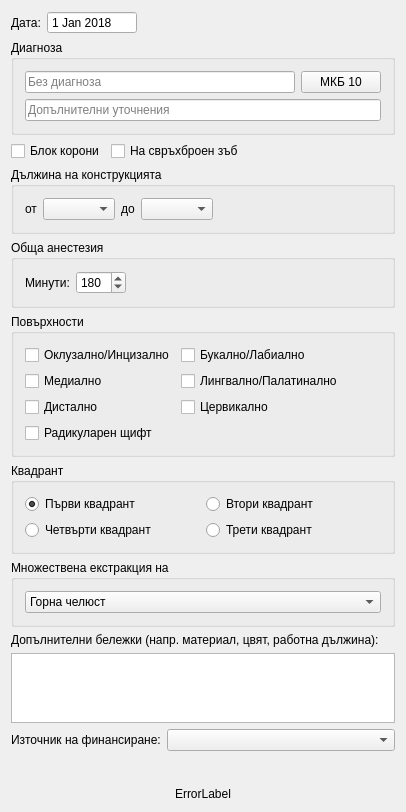
Before: the Qt Designer form src/View/SubWidgets/ProcedureInput.ui in thefinalcutbg/DinoDent, drawn with Qt 5.
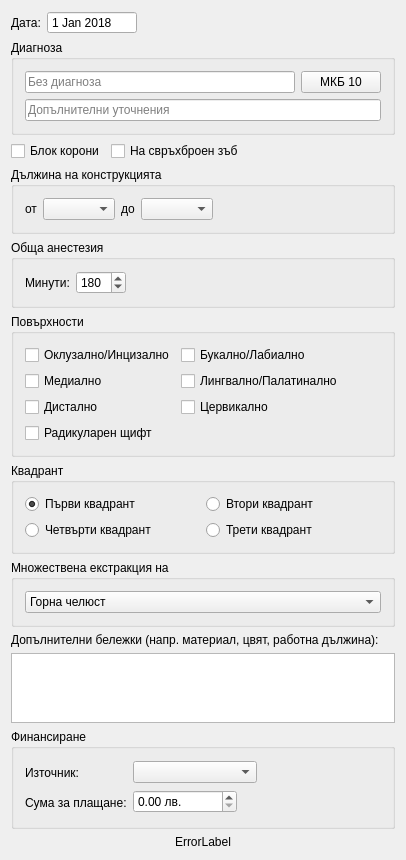
After: the same form once the commit is applied. Custom widgets are drawn as their Qt base class.

Commit message: implemented price list

Diff of the .ui file:
```diff
--- a/src/View/SubWidgets/ProcedureInput.ui
+++ b/src/View/SubWidgets/ProcedureInput.ui
@@ -7,7 +7,7 @@
     <x>0</x>
     <y>0</y>
     <width>406</width>
-    <height>786</height>
+    <height>815</height>
    </rect>
   </property>
   <property name="sizePolicy">
@@ -500,17 +500,39 @@
     </widget>
    </item>
    <item>
-    <layout class="QHBoxLayout" name="horizontalLayout_7">
-     <property name="bottomMargin">
-      <number>30</number>
+    <widget class="QGroupBox" name="priceGroup">
+     <property name="minimumSize">
+      <size>
+       <width>0</width>
+       <height>100</height>
+      </size>
      </property>
+     <property name="title">
+      <string>Финансиране</string>
+     </property>
+     <layout class="QHBoxLayout" name="horizontalLayout_11">
+      <item>
+       <layout class="QVBoxLayout" name="verticalLayout_9">
      <item>
       <widget class="QLabel" name="label_5">
        <property name="text">
-        <string>Източник на финансиране:</string>
+           <string>Източник:</string>
        </property>
       </widget>
      </item>
+        <item>
+         <widget class="QLabel" name="label_2">
+          <property name="text">
+           <string>Сума за плащане:</string>
+          </property>
+         </widget>
+        </item>
+       </layout>
+      </item>
+      <item>
+       <layout class="QVBoxLayout" name="verticalLayout_7">
+        <item>
+         <layout class="QHBoxLayout" name="horizontalLayout_7">
      <item>
       <widget class="QComboBox" name="financingCombo">
        <property name="sizePolicy">
@@ -519,9 +541,57 @@
          <verstretch>0</verstretch>
         </sizepolicy>
        </property>
-      </widget>
-     </item>
-    </layout>
+            <property name="sizeAdjustPolicy">
+             <enum>QComboBox::SizeAdjustPolicy::AdjustToContents</enum>
+            </property>
+           </widget>
+          </item>
+          <item>
+           <spacer name="horizontalSpacer_7">
+            <property name="orientation">
+             <enum>Qt::Orientation::Horizontal</enum>
+            </property>
+            <property name="sizeHint" stdset="0">
+             <size>
+              <width>40</width>
+              <height>20</height>
+             </size>
+            </property>
+           </spacer>
+          </item>
+         </layout>
+        </item>
+        <item>
+         <layout class="QHBoxLayout" name="horizontalLayout_10">
+          <item>
+           <widget class="QDoubleSpinBox" name="priceSpin">
+            <property name="suffix">
+             <string> лв.</string>
+            </property>
+            <property name="maximum">
+             <double>100000.000000000000000</double>
+            </property>
+           </widget>
+          </item>
+          <item>
+           <spacer name="horizontalSpacer_5">
+            <property name="orientation">
+             <enum>Qt::Orientation::Horizontal</enum>
+            </property>
+            <property name="sizeHint" stdset="0">
+             <size>
+              <width>40</width>
+              <height>20</height>
+             </size>
+            </property>
+           </spacer>
+          </item>
+         </layout>
+        </item>
+       </layout>
+      </item>
+     </layout>
+    </widget>
    </item>
    <item>
     <spacer name="verticalSpacer">
```
Lines whose indentation alone changed are shown as unchanged. The commit also changes 47 other files.
